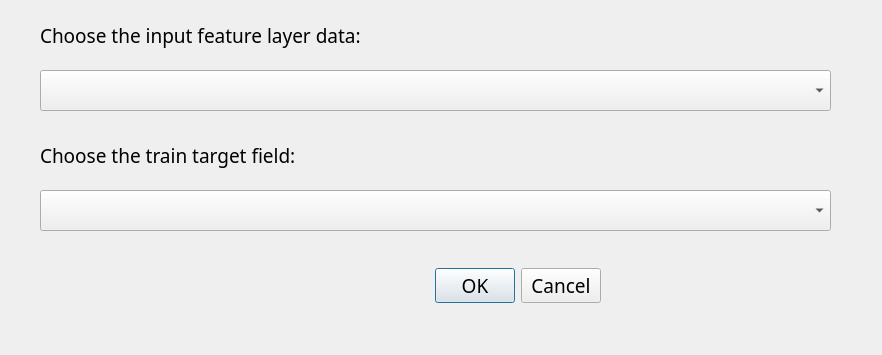
Before: the Qt Designer form georec_train_base.ui in HanwGeek/geoRec, drawn with Qt 5.
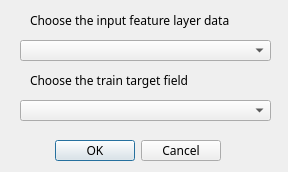
After: the same form once the commit is applied.

The edit to the form file:
```diff
--- a/georec_train_base.ui
+++ b/georec_train_base.ui
@@ -6,8 +6,8 @@
    <rect>
     <x>0</x>
     <y>0</y>
-    <width>882</width>
-    <height>355</height>
+    <width>288</width>
+    <height>172</height>
    </rect>
   </property>
   <property name="windowTitle">
@@ -16,16 +16,16 @@
   <widget class="QDialogButtonBox" name="button_box">
    <property name="geometry">
     <rect>
-     <x>290</x>
-     <y>260</y>
-     <width>311</width>
-     <height>51</height>
+     <x>50</x>
+     <y>140</y>
+     <width>171</width>
+     <height>21</height>
     </rect>
    </property>
    <property name="font">
     <font>
      <family>Source Code Variable</family>
-     <pointsize>14</pointsize>
+     <pointsize>9</pointsize>
     </font>
    </property>
    <property name="orientation">
@@ -38,71 +38,71 @@
   <widget class="QComboBox" name="layerComboBox">
    <property name="geometry">
     <rect>
-     <x>40</x>
-     <y>70</y>
-     <width>791</width>
-     <height>41</height>
+     <x>20</x>
+     <y>40</y>
+     <width>251</width>
+     <height>21</height>
     </rect>
    </property>
    <property name="font">
     <font>
      <family>Source Code Variable</family>
-     <pointsize>14</pointsize>
+     <pointsize>9</pointsize>
     </font>
    </property>
   </widget>
   <widget class="QLabel" name="label">
    <property name="geometry">
     <rect>
-     <x>40</x>
+     <x>30</x>
      <y>10</y>
-     <width>811</width>
-     <height>51</height>
+     <width>231</width>
+     <height>21</height>
     </rect>
    </property>
    <property name="font">
     <font>
      <family>Source Code Variable</family>
-     <pointsize>14</pointsize>
+     <pointsize>9</pointsize>
     </font>
    </property>
    <property name="text">
-    <string>Choose the input feature layer data:</string>
+    <string>Choose the input feature layer data</string>
    </property>
   </widget>
   <widget class="QComboBox" name="fieldComboBox">
    <property name="geometry">
     <rect>
-     <x>40</x>
-     <y>190</y>
-     <width>791</width>
-     <height>41</height>
+     <x>20</x>
+     <y>100</y>
+     <width>251</width>
+     <height>21</height>
     </rect>
    </property>
    <property name="font">
     <font>
      <family>Source Code Variable</family>
-     <pointsize>14</pointsize>
+     <pointsize>9</pointsize>
     </font>
    </property>
   </widget>
   <widget class="QLabel" name="label_2">
    <property name="geometry">
     <rect>
-     <x>40</x>
-     <y>130</y>
-     <width>731</width>
-     <height>51</height>
+     <x>30</x>
+     <y>70</y>
+     <width>231</width>
+     <height>21</height>
     </rect>
    </property>
    <property name="font">
     <font>
      <family>Source Code Variable</family>
-     <pointsize>14</pointsize>
+     <pointsize>9</pointsize>
     </font>
    </property>
    <property name="text">
-    <string>Choose the train target field:</string>
+    <string>Choose the train target field</string>
    </property>
   </widget>
  </widget>
```
